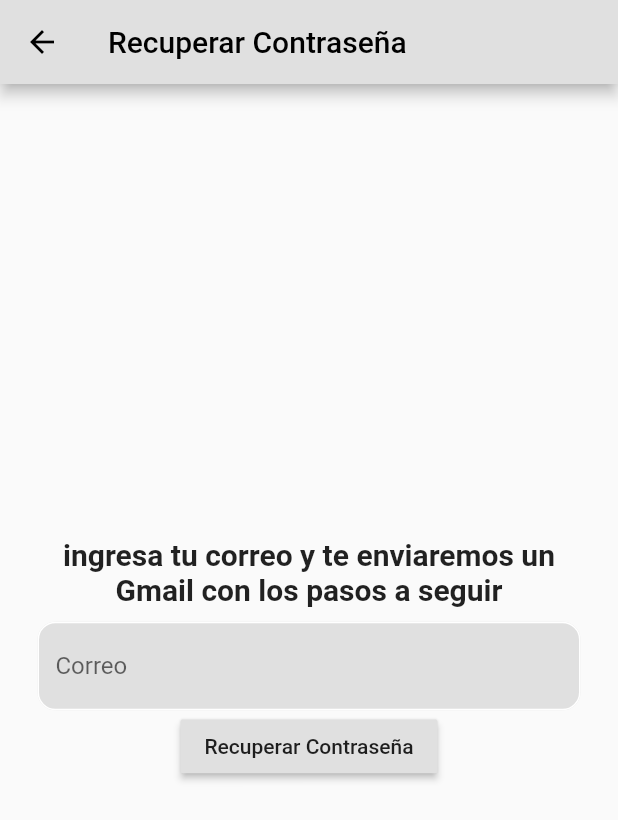
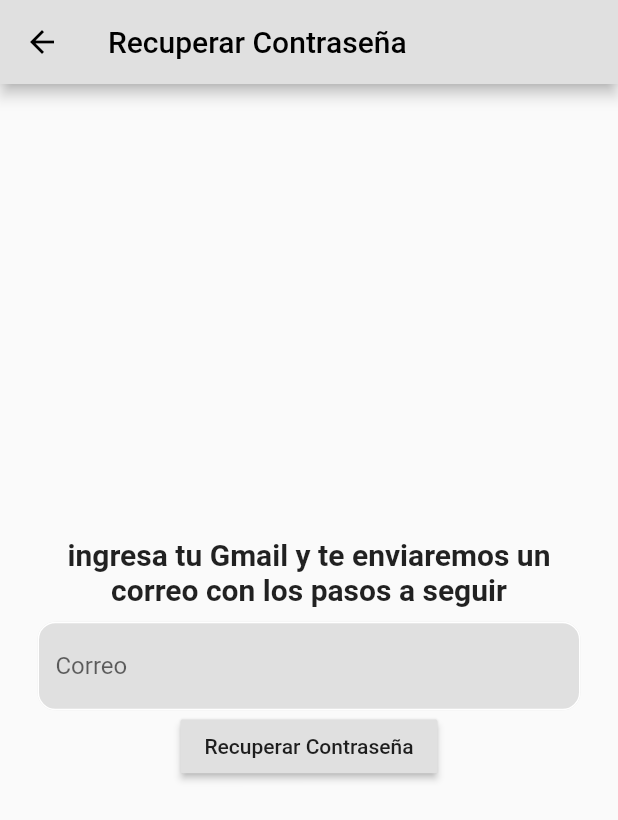
Before and after one commit to Kunashgi/LenguajesModernos, a Flutter app: the screen it shows after launch, after a tap on "Recupérala aquí!", on a phone screen of 412 x 824 dp. Shown: the top 820 px of the screen. Run offline on Flutter 3.47's test engine with Material 2 defaults, Android fonts, the phone set to English and light mode, and no system bars.

Commit message:
cambiosv10

```diff
--- a/flutter_application_1/lib/main.dart
+++ b/flutter_application_1/lib/main.dart
@@ -1,12 +1,21 @@
 import 'package:flutter/material.dart';
 import 'package:flutter_application_1/pages/login_page.dart';
+import 'package:flutter_application_1/providers/ejemplos_provider.dart';
+import 'package:provider/provider.dart';
 import 'pages/register_page.dart';
 import 'pages/datos_personales.dart';
 import 'pages/listado_cotizaciones.dart';
 
-void main() {
-  runApp(const MyApp());
-}
+void main() => runApp(const MyApp());
+/*@override
+  Widget build(BuildContext context){
+    return MultiProvider(
+      providers:[
+        ChangeNotifierProvider(create: (_)=>IntegrarEnd(),lazy: false,),
+      ],
+      child: const MyApp(),
+      );
+  }*/
 
 class MyApp extends StatelessWidget {
   const MyApp({Key? key}) : super(key: key);
--- a/flutter_application_1/lib/pages/olvidaste_contrasena.dart
+++ b/flutter_application_1/lib/pages/olvidaste_contrasena.dart
@@ -25,7 +25,7 @@ class _OlvidasteContrasenaState extends State<OlvidasteContrasena> {
 
         Padding(
           padding: const EdgeInsets.symmetric(horizontal:25.0),
-          child: Text("ingresa tu correo y te enviaremos un Gmail con los pasos a seguir",
+          child: Text("ingresa tu Gmail y te enviaremos un correo con los pasos a seguir",
           textAlign: TextAlign.center,
           style: TextStyle(
             fontWeight: FontWeight.bold,
--- a/flutter_application_1/pubspec.yaml
+++ b/flutter_application_1/pubspec.yaml
@@ -34,6 +34,8 @@ dependencies:
   # The following adds the Cupertino Icons font to your application.
   # Use with the CupertinoIcons class for iOS style icons.
   cupertino_icons: ^1.0.2
+  http: ^0.13.4
+  provider: ^6.0.3
 
 dev_dependencies:
   flutter_test:
```
Also changed, not shown: flutter_application_1/lib/pages/historial_cotizaciones.dart (+23 -10 lines), flutter_application_1/lib/pages/listado_clientes.dart (+2 -5 lines), flutter_application_1/lib/pages/listado_cotizaciones.dart (+2 -5 lines), flutter_application_1/lib/providers/ejemplos_provider.dart (added, +26 -0 lines), flutter_application_1/pubspec.lock.
